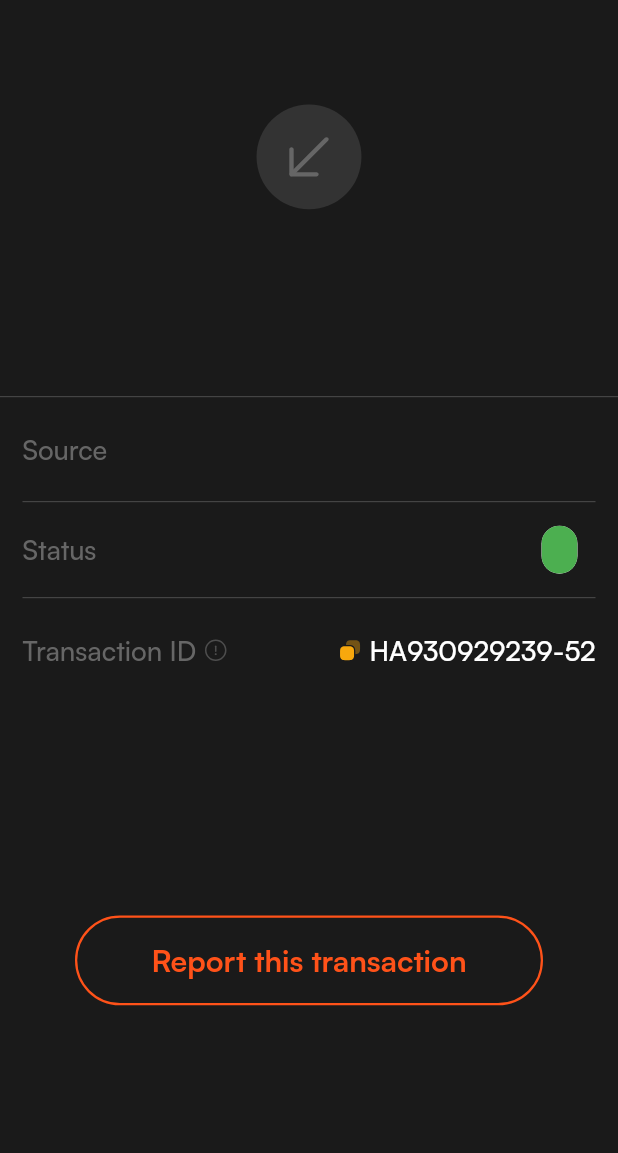
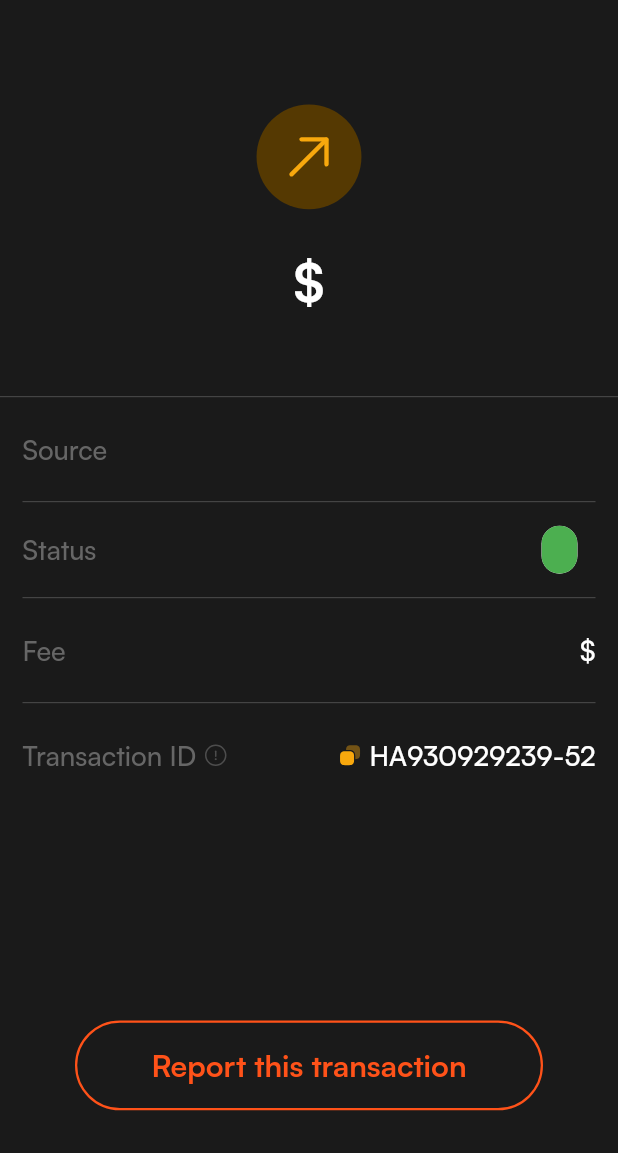
Before and after one commit to KristofferCodes/flutter_technical_assessment, a Flutter app: the TransactionSummary screen opened directly with empty values, on a phone screen of 412 x 824 dp, the part 83-1236 px from its top. Run offline on Flutter 3.47's test engine with Material 2 defaults, Android fonts, the phone set to English and light mode, and no system bars; our stand-ins replace dio, flutter_riverpod, flutter_screenutil, flutter_svg, fpdart, google_fonts and 1 more; accounts and stored records are empty; network calls fail.

Commit message:
did some ui tweaks

```diff
--- a/lib/api/login/login_controller.dart
+++ b/lib/api/login/login_controller.dart
@@ -33,8 +33,9 @@ class LoginController extends StateNotifier<bool> {
       successSnackBar(context, r.data['message'].toString());
       token = r.data['data']['token'];
       // print(token);
-      Navigator.of(context)
-          .push(MaterialPageRoute(builder: (context) => const HomeView()));
+      Navigator.of(context).pushAndRemoveUntil(
+          MaterialPageRoute(builder: (context) => const HomeView()),
+          (route) => false);
     });
   }
 }
--- a/lib/features/transactions/transaction_summary.dart
+++ b/lib/features/transactions/transaction_summary.dart
@@ -14,9 +14,11 @@ class TransactionSummary extends StatelessWidget {
       required this.type,
       required this.source,
       required this.status,
-      required this.date});
+      required this.date,
+      required this.amount,
+      required this.fee});
 
-  final String type, status, date;
+  final String type, status, date, amount, fee;
   final String? source;
 
   @override
@@ -50,7 +52,8 @@ class TransactionSummary extends StatelessWidget {
             ),
             Column(
               children: [
-                Container(
+                type == 'DEPOSIT'
+                    ? Container(
                         width: 70.h,
                         height: 70.h,
                         decoration: const ShapeDecoration(
@@ -59,12 +62,22 @@ class TransactionSummary extends StatelessWidget {
                         ),
                         child: SvgPicture.asset(
                           AssetsConstants.received,
+                        ))
+                    : Container(
+                        width: 70.h,
+                        height: 70.h,
+                        decoration: const ShapeDecoration(
+                          color: AppConst.yellowOverlay,
+                          shape: OvalBorder(),
+                        ),
+                        child: SvgPicture.asset(
+                          AssetsConstants.sent,
                         )),
                 SizedBox(
                   height: 25.h,
                 ),
                 Text(
-                  type,
+                  '\$$amount',
                   style: const TextStyle(
                       fontSize: 35,
                       color: AppConst.lightColor,
@@ -134,13 +147,53 @@ class TransactionSummary extends StatelessWidget {
                             color: AppConst.textBlackVariant1,
                             fontWeight: FontWeight.w500),
                       ),
-                      Chip(
-                        label: Text(status,
+                      status != 'PENDING'
+                          ? Chip(
+                              label: Text(status.toLowerCase(),
                                   style: const TextStyle(
                                     color: AppConst.lightColor,
                                   )),
                               backgroundColor: Colors.green,
                             )
+                          : Chip(
+                              label: Text(status.toLowerCase(),
+                                  style: const TextStyle(
+                                    color: AppConst.yellow,
+                                  )),
+                              backgroundColor: AppConst.regOverlay,
+                            )
+                    ],
+                  ),
+                ),
+                const Padding(
+                  padding: EdgeInsets.only(left: 15.0, right: 15.0),
+                  child: Divider(
+                    color: AppConst.textBlack,
+                  ),
+                ),
+              ],
+            ),
+            Column(
+              children: [
+                Padding(
+                  padding: const EdgeInsets.all(15.0),
+                  child: Row(
+                    mainAxisAlignment: MainAxisAlignment.spaceBetween,
+                    children: [
+                      const Text(
+                        'Fee',
+                        style: TextStyle(
+                            fontSize: 18,
+                            color: AppConst.textBlackVariant1,
+                            fontWeight: FontWeight.w500),
+                      ),
+                      Text(
+                        '\$$fee',
+                        style: const TextStyle(
+                            fontSize: 18,
+                            color: AppConst.lightColor,
+                            fontWeight: FontWeight.w500),
+                      ),
                     ],
                   ),
                 ),
--- a/lib/features/transactions/trasaction_page.dart
+++ b/lib/features/transactions/trasaction_page.dart
@@ -122,6 +122,7 @@ class _TransactionPageState extends ConsumerState<TransactionPage>
                                 day: DateFormat.yMMMEd()
                                     .format(data[index].createdAtDateOnly!),
                                 source: data[index].source.toString(),
+                                fee: data[index].fee.toString(),
                               );
                             });
                       },
@@ -149,6 +150,7 @@ class _TransactionPageState extends ConsumerState<TransactionPage>
                                 day: DateFormat.yMMMEd().format(
                                     secondList[index].createdAtDateOnly!),
                                 source: secondList[index].source.toString(),
+                                fee: data[index].fee.toString(),
                               );
                             });
                       },
@@ -176,6 +178,7 @@ class _TransactionPageState extends ConsumerState<TransactionPage>
                                 day: DateFormat.yMMMEd().format(
                                     secondList[index].createdAtDateOnly!),
                                 source: secondList[index].source.toString(),
+                                fee: data[index].fee.toString(),
                               );
                             });
                       },
--- a/lib/features/wallet/wallet.dart
+++ b/lib/features/wallet/wallet.dart
@@ -52,9 +52,7 @@ class _WalletState extends ConsumerState<Wallet> {
                 ref.watch(walletInfoProvider).when(
                       data: (data) {
                         return Text(
-                          NumberFormat.simpleCurrency(
-                                  name: 'NGN', decimalDigits: 2)
-                              .format(data.data!.balance),
+                          '\$${data.data!.balance}',
                           style: const TextStyle(
                               fontSize: 35,
                               color: AppConst.lightColor,
@@ -130,6 +128,7 @@ class _WalletState extends ConsumerState<Wallet> {
                           day: DateFormat.yMMMEd()
                               .format(data[index].createdAtDateOnly!),
                           source: data[index].source.toString(),
+                          fee: data[index].fee.toString(),
                         );
                       });
                 },
```
Also changed, not shown: lib/widgets/transaction_card.dart (+16 -10 lines). Lines whose indentation alone changed are shown as unchanged.
